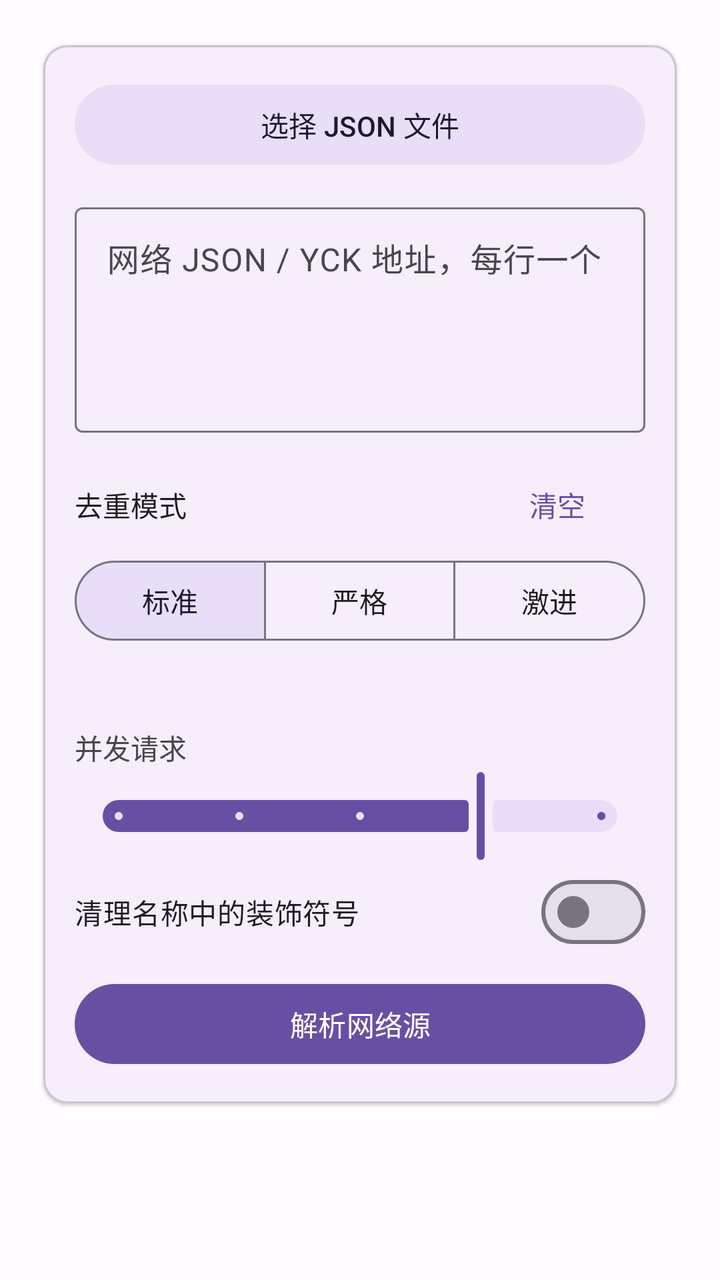
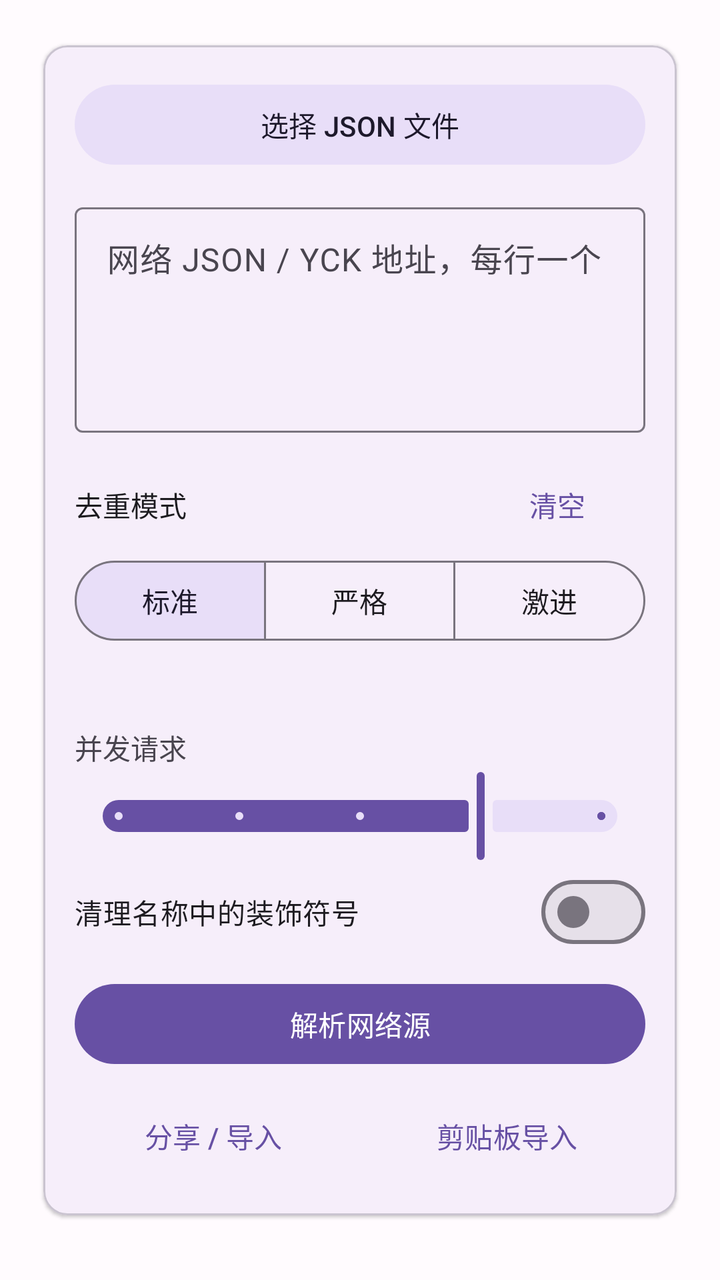

Screens rendered from an Android XML layout before and after an edit, with the pre-edit source and the edit as a unified diff.
<!-- AndroidManifest.xml: application theme Theme.YueduDedupe -->
<!-- res/layout/page_dedupe.xml -->
<?xml version="1.0" encoding="utf-8"?>
<androidx.core.widget.NestedScrollView xmlns:android="http://schemas.android.com/apk/res/android"
    xmlns:app="http://schemas.android.com/apk/res-auto"
    android:layout_width="match_parent"
    android:layout_height="match_parent"
    android:fillViewport="true">

    <LinearLayout
        android:layout_width="match_parent"
        android:layout_height="wrap_content"
        android:orientation="vertical"
        android:padding="16dp">

        <com.google.android.material.card.MaterialCardView
            android:layout_width="match_parent"
            android:layout_height="wrap_content"
            app:cardElevation="1dp"
            app:cardUseCompatPadding="true">

            <LinearLayout
                android:layout_width="match_parent"
                android:layout_height="wrap_content"
                android:orientation="vertical"
                android:padding="16dp">

                <com.google.android.material.button.MaterialButton
                    android:id="@+id/btnChooseJson"
                    style="@style/Widget.Material3.Button.TonalButton"
                    android:layout_width="match_parent"
                    android:layout_height="wrap_content"
                    android:text="@string/choose_json" />

                <TextView
                    android:id="@+id/tvLocalStatus"
                    android:layout_width="match_parent"
                    android:layout_height="wrap_content"
                    android:layout_marginTop="8dp"
                    android:textColor="@color/md_theme_success"
                    android:visibility="gone" />

                <com.google.android.material.button.MaterialButton
                    android:id="@+id/btnUrlHistory"
                    style="@style/Widget.Material3.Button.TextButton"
                    android:layout_width="wrap_content"
                    android:layout_height="wrap_content"
                    android:layout_gravity="end"
                    android:layout_marginTop="4dp"
                    android:text="历史地址"
                    android:visibility="gone" />

                <com.google.android.material.textfield.TextInputLayout
                    android:layout_width="match_parent"
                    android:layout_height="wrap_content"
                    android:layout_marginTop="12dp"
                    android:hint="网络 JSON / YCK 地址，每行一个">

                    <com.google.android.material.textfield.TextInputEditText
                        android:id="@+id/etUrls"
                        android:layout_width="match_parent"
                        android:layout_height="wrap_content"
                        android:gravity="top"
                        android:minLines="4"
                        android:inputType="textMultiLine" />
                </com.google.android.material.textfield.TextInputLayout>

                <LinearLayout
                    android:layout_width="match_parent"
                    android:layout_height="wrap_content"
                    android:layout_marginTop="12dp"
                    android:gravity="center_vertical"
                    android:orientation="horizontal">

                    <TextView
                        android:layout_width="0dp"
                        android:layout_height="wrap_content"
                        android:layout_weight="1"
                        android:text="去重模式"
                        android:textColor="@color/md_theme_on_surface" />

                    <com.google.android.material.button.MaterialButton
                        android:id="@+id/btnClear"
                        style="@style/Widget.Material3.Button.TextButton"
                        android:layout_width="wrap_content"
                        android:layout_height="wrap_content"
                        android:text="@string/clear_all" />
                </LinearLayout>

                <com.google.android.material.button.MaterialButtonToggleGroup
                    android:id="@+id/modeGroup"
                    android:layout_width="match_parent"
                    android:layout_height="wrap_content"
                    app:checkedButton="@+id/modeStandard"
                    app:selectionRequired="true"
                    app:singleSelection="true">

                    <com.google.android.material.button.MaterialButton
                        android:id="@+id/modeStandard"
                        style="@style/Widget.Material3.Button.OutlinedButton"
                        android:layout_width="0dp"
                        android:layout_height="wrap_content"
                        android:layout_weight="1"
                        android:text="标准" />

                    <com.google.android.material.button.MaterialButton
                        android:id="@+id/modeStrict"
                        style="@style/Widget.Material3.Button.OutlinedButton"
                        android:layout_width="0dp"
                        android:layout_height="wrap_content"
                        android:layout_weight="1"
                        android:text="严格" />

                    <com.google.android.material.button.MaterialButton
                        android:id="@+id/modeAggressive"
                        style="@style/Widget.Material3.Button.OutlinedButton"
                        android:layout_width="0dp"
                        android:layout_height="wrap_content"
                        android:layout_weight="1"
                        android:text="激进" />
                </com.google.android.material.button.MaterialButtonToggleGroup>

                <TextView
                    android:id="@+id/tvModeDesc"
                    android:layout_width="match_parent"
                    android:layout_height="wrap_content"
                    android:layout_marginTop="8dp"
                    android:textColor="@color/md_theme_outline" />

                <TextView
                    android:layout_width="match_parent"
                    android:layout_height="wrap_content"
                    android:layout_marginTop="12dp"
                    android:text="并发请求" />

                <com.google.android.material.slider.Slider
                    android:id="@+id/sliderConcurrency"
                    android:layout_width="match_parent"
                    android:layout_height="wrap_content"
                    android:valueFrom="1"
                    android:valueTo="5"
                    android:stepSize="1"
                    android:value="4" />

                <com.google.android.material.materialswitch.MaterialSwitch
                    android:id="@+id/switchCleanNames"
                    android:layout_width="match_parent"
                    android:layout_height="wrap_content"
                    android:text="清理名称中的装饰符号" />

                <com.google.android.material.button.MaterialButton
                    android:id="@+id/btnParse"
                    android:layout_width="match_parent"
                    android:layout_height="wrap_content"
                    android:layout_marginTop="8dp"
                    android:text="@string/parse_network" />
            </LinearLayout>
        </com.google.android.material.card.MaterialCardView>

        <com.google.android.material.card.MaterialCardView
            android:id="@+id/cardRunning"
            android:layout_width="match_parent"
            android:layout_height="wrap_content"
            android:visibility="gone"
            app:cardUseCompatPadding="true">

            <LinearLayout
                android:layout_width="match_parent"
                android:layout_height="wrap_content"
                android:orientation="vertical"
                android:padding="16dp">

                <TextView
                    android:id="@+id/tvProgress"
                    android:layout_width="match_parent"
                    android:layout_height="wrap_content"
                    android:text="等待开始" />

                <com.google.android.material.progressindicator.LinearProgressIndicator
                    android:id="@+id/progressBar"
                    android:layout_width="match_parent"
                    android:layout_height="wrap_content"
                    android:layout_marginTop="8dp"
                    android:indeterminate="false"
                    app:trackThickness="6dp" />

                <TextView
                    android:id="@+id/tvStatus"
                    android:layout_width="match_parent"
                    android:layout_height="wrap_content"
                    android:layout_marginTop="8dp"
                    android:textColor="@color/md_theme_outline" />

                <com.google.android.material.button.MaterialButton
                    android:id="@+id/btnStop"
                    style="@style/Widget.Material3.Button.OutlinedButton"
                    android:layout_width="match_parent"
                    android:layout_height="wrap_content"
                    android:layout_marginTop="8dp"
                    android:text="停止" />
            </LinearLayout>
        </com.google.android.material.card.MaterialCardView>

        <com.google.android.material.card.MaterialCardView
            android:id="@+id/cardResult"
            android:layout_width="match_parent"
            android:layout_height="wrap_content"
            android:visibility="gone"
            app:cardUseCompatPadding="true">

            <LinearLayout
                android:layout_width="match_parent"
                android:layout_height="wrap_content"
                android:orientation="vertical"
                android:padding="16dp">

                <TextView
                    android:id="@+id/tvStats"
                    android:layout_width="match_parent"
                    android:layout_height="wrap_content"
                    android:fontFamily="sans-serif-medium"
                    android:textColor="@color/ledger_ink"
                    android:textSize="16sp" />

                <LinearLayout
                    android:id="@+id/rowDedupeTiles"
                    android:layout_width="match_parent"
                    android:layout_height="wrap_content"
                    android:layout_marginTop="10dp"
                    android:orientation="horizontal">

                    <include
                        android:id="@+id/tileOriginal"
                        layout="@layout/item_stat_tile"
                        android:layout_width="0dp"
                        android:layout_height="wrap_content"
                        android:layout_margin="4dp"
                        android:layout_weight="1" />

                    <include
                        android:id="@+id/tileDup"
                        layout="@layout/item_stat_tile"
                        android:layout_width="0dp"
                        android:layout_height="wrap_content"
                        android:layout_margin="4dp"
                        android:layout_weight="1" />

                    <include
                        android:id="@+id/tileKept"
                        layout="@layout/item_stat_tile"
                        android:layout_width="0dp"
                        android:layout_height="wrap_content"
                        android:layout_margin="4dp"
                        android:layout_weight="1" />

                    <include
                        android:id="@+id/tileBad"
                        layout="@layout/item_stat_tile"
                        android:layout_width="0dp"
                        android:layout_height="wrap_content"
                        android:layout_margin="4dp"
                        android:layout_weight="1" />
                </LinearLayout>

                <TextView
                    android:id="@+id/tvCheckStats"
                    android:layout_width="match_parent"
                    android:layout_height="wrap_content"
                    android:layout_marginTop="12dp"
                    android:fontFamily="sans-serif-medium"
                    android:text="@string/check_result_title"
                    android:textColor="@color/ledger_ink"
                    android:textSize="13sp"
                    android:visibility="gone" />

                <com.google.android.material.textfield.TextInputLayout
                    android:id="@+id/tilCheckSearch"
                    style="@style/Widget.Material3.TextInputLayout.FilledBox"
                    android:layout_width="match_parent"
                    android:layout_height="wrap_content"
                    android:layout_marginTop="8dp"
                    android:hint="搜索名称或URL"
                    android:visibility="gone"
                    app:boxBackgroundMode="filled"
                    app:endIconMode="clear_text">

                    <com.google.android.material.textfield.TextInputEditText
                        android:id="@+id/etCheckSearch"
                        android:layout_width="match_parent"
                        android:layout_height="wrap_content"
                        android:importantForAutofill="no"
                        android:inputType="text"
                        android:maxLines="1" />
                </com.google.android.material.textfield.TextInputLayout>

                <LinearLayout
                    android:id="@+id/rowCheckTiles"
                    android:layout_width="match_parent"
                    android:layout_height="wrap_content"
                    android:layout_marginTop="4dp"
                    android:orientation="horizontal"
                    android:visibility="gone">

                    <include
                        android:id="@+id/tileOk"
                        layout="@layout/item_stat_tile"
                        android:layout_width="0dp"
                        android:layout_height="wrap_content"
                        android:layout_margin="4dp"
                        android:layout_weight="1" />

                    <include
                        android:id="@+id/tileFail"
                        layout="@layout/item_stat_tile"
                        android:layout_width="0dp"
                        android:layout_height="wrap_content"
                        android:layout_margin="4dp"
                        android:layout_weight="1" />

                    <include
                        android:id="@+id/tileTimeout"
                        layout="@layout/item_stat_tile"
                        android:layout_width="0dp"
                        android:layout_height="wrap_content"
                        android:layout_margin="4dp"
                        android:layout_weight="1" />
                </LinearLayout>

                <TextView
                    android:id="@+id/tvFailReasons"
                    android:layout_width="match_parent"
                    android:layout_height="wrap_content"
                    android:layout_marginTop="8dp"
                    android:textColor="@color/md_theme_error"
                    android:textSize="13sp"
                    android:visibility="gone" />

                <com.google.android.material.button.MaterialButton
                    android:id="@+id/btnCheckDetail"
                    style="@style/Widget.Material3.Button.TextButton"
                    android:layout_width="match_parent"
                    android:layout_height="wrap_content"
                    android:layout_marginTop="4dp"
                    android:text="校验明细"
                    android:visibility="gone" />

                <LinearLayout
                    android:id="@+id/boxKindExport"
                    android:layout_width="match_parent"
                    android:layout_height="wrap_content"
                    android:layout_marginTop="8dp"
                    android:orientation="vertical"
                    android:visibility="gone">

                    <TextView
                        android:layout_width="match_parent"
                        android:layout_height="wrap_content"
                        android:layout_marginTop="8dp"
                        android:fontFamily="sans-serif-medium"
                        android:text="@string/export_kinds"
                        android:textColor="@color/ledger_ink"
                        android:textSize="13sp" />

                    <include
                        android:id="@+id/rowKindNovel"
                        layout="@layout/item_kind_export" />

                    <include
                        android:id="@+id/rowKindComic"
                        layout="@layout/item_kind_export" />

                    <include
                        android:id="@+id/rowKindVideo"
                        layout="@layout/item_kind_export" />

                    <include
                        android:id="@+id/rowKindAudio"
                        layout="@layout/item_kind_export" />

                    <include
                        android:id="@+id/rowKindFile"
                        layout="@layout/item_kind_export" />

                    <TextView
                        android:id="@+id/tvExportPreview"
                        android:layout_width="match_parent"
                        android:layout_height="wrap_content"
                        android:layout_marginTop="10dp"
                        android:textColor="@color/ledger_muted"
                        android:textSize="13sp" />
                </LinearLayout>

                <com.google.android.material.button.MaterialButton
                    android:id="@+id/btnCheck"
                    style="@style/Widget.Material3.Button.TonalButton"
                    android:layout_width="match_parent"
                    android:layout_height="wrap_content"
                    android:layout_marginTop="12dp"
                    android:text="@string/check_source" />

                <com.google.android.material.materialswitch.MaterialSwitch
                    android:id="@+id/switchOnlyUsable"
                    android:layout_width="match_parent"
                    android:layout_height="wrap_content"
                    android:layout_marginTop="8dp"
                    android:text="@string/only_usable"
                    android:visibility="gone" />

                <com.google.android.material.button.MaterialButton
                    android:id="@+id/btnImport"
                    android:layout_width="match_parent"
                    android:layout_height="wrap_content"
                    android:layout_marginTop="8dp"
                    android:text="@string/import_reader" />

                <com.google.android.material.button.MaterialButton
                    android:id="@+id/btnSave"
                    style="@style/Widget.Material3.Button.OutlinedButton"
                    android:layout_width="match_parent"
                    android:layout_height="wrap_content"
                    android:layout_marginTop="8dp"
                    android:text="@string/save_json" />

                <TextView
                    android:layout_width="match_parent"
                    android:layout_height="wrap_content"
                    android:layout_marginTop="12dp"
                    android:fontFamily="sans-serif-medium"
                    android:text="分类导出"
                    android:textColor="@color/ledger_ink"
                    android:textSize="13sp"
                    android:visibility="gone" />

                <LinearLayout
                    android:id="@+id/rowExportCat"
                    android:layout_width="match_parent"
                    android:layout_height="wrap_content"
                    android:layout_marginTop="6dp"
                    android:orientation="horizontal"
                    android:visibility="gone">

                    <com.google.android.material.button.MaterialButton
                        android:id="@+id/btnExportOk"
                        style="@style/Widget.Material3.Button.TonalButton"
                        android:layout_width="0dp"
                        android:layout_height="wrap_content"
                        android:layout_weight="1"
                        android:layout_marginEnd="4dp"
                        android:text="可用" />

                    <com.google.android.material.button.MaterialButton
                        android:id="@+id/btnExportBad"
                        style="@style/Widget.Material3.Button.TonalButton"
                        android:layout_width="0dp"
                        android:layout_height="wrap_content"
                        android:layout_weight="1"
                        android:layout_marginStart="2dp"
                        android:layout_marginEnd="2dp"
                        android:text="不可用" />

                    <com.google.android.material.button.MaterialButton
                        android:id="@+id/btnExportSkip"
                        style="@style/Widget.Material3.Button.TonalButton"
                        android:layout_width="0dp"
                        android:layout_height="wrap_content"
                        android:layout_weight="1"
                        android:layout_marginStart="4dp"
                        android:text="非HTTP" />
                </LinearLayout>

                <com.google.android.material.button.MaterialButton
                    android:id="@+id/btnExportCsv"
                    style="@style/Widget.Material3.Button.TextButton"
                    android:layout_width="match_parent"
                    android:layout_height="wrap_content"
                    android:layout_marginTop="4dp"
                    android:text="导出 CSV（可在电脑打开）"
                    android:visibility="gone" />

                <com.google.android.material.button.MaterialButton
                    android:id="@+id/btnMergeDomain"
                    style="@style/Widget.Material3.Button.TextButton"
                    android:layout_width="match_parent"
                    android:layout_height="wrap_content"
                    android:layout_marginTop="4dp"
                    android:text="合并同域校验结果"
                    android:visibility="gone" />
            </LinearLayout>
        </com.google.android.material.card.MaterialCardView>
    </LinearLayout>
</androidx.core.widget.NestedScrollView>
<!-- res/layout/item_stat_tile.xml (included above) -->
<?xml version="1.0" encoding="utf-8"?>
<com.google.android.material.card.MaterialCardView xmlns:android="http://schemas.android.com/apk/res/android"
    xmlns:app="http://schemas.android.com/apk/res-auto"
    android:layout_width="0dp"
    android:layout_height="wrap_content"
    android:layout_margin="4dp"
    android:layout_weight="1"
    app:cardBackgroundColor="@color/ledger_paper"
    app:cardCornerRadius="12dp"
    app:cardElevation="0dp"
    app:strokeColor="@color/ledger_rule"
    app:strokeWidth="1dp">

    <LinearLayout
        android:layout_width="match_parent"
        android:layout_height="wrap_content"
        android:gravity="center"
        android:orientation="vertical"
        android:paddingTop="10dp"
        android:paddingBottom="10dp">

        <TextView
            android:id="@+id/tvStatValue"
            android:layout_width="wrap_content"
            android:layout_height="wrap_content"
            android:fontFamily="sans-serif-medium"
            android:text="0"
            android:textColor="@color/ledger_ink"
            android:textSize="20sp" />

        <TextView
            android:id="@+id/tvStatLabel"
            android:layout_width="wrap_content"
            android:layout_height="wrap_content"
            android:layout_marginTop="2dp"
            android:textColor="@color/ledger_muted"
            android:textSize="11sp" />
    </LinearLayout>
</com.google.android.material.card.MaterialCardView>
<!-- res/layout/item_kind_export.xml (included above) -->
<?xml version="1.0" encoding="utf-8"?>
<com.google.android.material.card.MaterialCardView xmlns:android="http://schemas.android.com/apk/res/android"
    xmlns:app="http://schemas.android.com/apk/res-auto"
    android:layout_width="match_parent"
    android:layout_height="wrap_content"
    android:layout_marginTop="8dp"
    app:cardBackgroundColor="@color/ledger_paper"
    app:cardCornerRadius="14dp"
    app:cardElevation="0dp"
    app:strokeColor="@color/ledger_rule"
    app:strokeWidth="1dp">

    <LinearLayout
        android:layout_width="match_parent"
        android:layout_height="wrap_content"
        android:gravity="center_vertical"
        android:orientation="horizontal"
        android:paddingEnd="8dp">

        <View
            android:id="@+id/kindRail"
            android:layout_width="5dp"
            android:layout_height="match_parent"
            android:minHeight="64dp"
            android:background="@color/md_theme_primary" />

        <LinearLayout
            android:layout_width="0dp"
            android:layout_height="wrap_content"
            android:layout_weight="1"
            android:orientation="vertical"
            android:paddingStart="12dp"
            android:paddingTop="10dp"
            android:paddingEnd="8dp"
            android:paddingBottom="10dp">

            <TextView
                android:id="@+id/tvKindTitle"
                android:layout_width="match_parent"
                android:layout_height="wrap_content"
                android:fontFamily="sans-serif-medium"
                android:textColor="@color/ledger_ink"
                android:textSize="15sp" />

            <TextView
                android:id="@+id/tvKindDetail"
                android:layout_width="match_parent"
                android:layout_height="wrap_content"
                android:layout_marginTop="2dp"
                android:textColor="@color/ledger_muted"
                android:textSize="12sp" />

            <com.google.android.material.progressindicator.LinearProgressIndicator
                android:id="@+id/barKind"
                android:layout_width="match_parent"
                android:layout_height="wrap_content"
                android:layout_marginTop="8dp"
                android:max="100"
                android:progress="0"
                app:indicatorColor="@color/md_theme_primary"
                app:trackColor="@color/md_theme_surface_variant"
                app:trackThickness="5dp"
                app:trackCornerRadius="3dp" />
        </LinearLayout>

        <com.google.android.material.materialswitch.MaterialSwitch
            android:id="@+id/switchKind"
            android:layout_width="wrap_content"
            android:layout_height="wrap_content"
            android:checked="true"
            android:minWidth="48dp"
            android:minHeight="48dp" />
    </LinearLayout>
</com.google.android.material.card.MaterialCardView>
<!-- resources referenced by this layout -->
<resources>
  <color name="ledger_ink">#1C1B1F</color>
  <color name="ledger_muted">#79747E</color>
  <color name="ledger_paper">#EADDFF</color>
  <color name="ledger_rule">#E7E0EC</color>
  <color name="md_theme_error">#B3261E</color>
  <color name="md_theme_on_surface">#1C1B1F</color>
  <color name="md_theme_outline">#79747E</color>
  <color name="md_theme_primary">#6750A4</color>
  <color name="md_theme_success">#2E7D32</color>
  <color name="md_theme_surface_variant">#E7E0EC</color>
  <string name="check_result_title">校验结果</string>
  <string name="check_source">校验源是否可用</string>
  <string name="choose_json">选择 JSON 文件</string>
  <string name="clear_all">清空</string>
  <string name="export_kinds">导入 / 保存范围</string>
  <string name="import_reader">导入到阅读</string>
  <string name="only_usable">仅导出可用源</string>
  <string name="parse_network">解析网络源</string>
  <string name="save_json">保存 JSON</string>
  <style name="Theme.YueduDedupe" parent="Theme.Material3.DayNight.NoActionBar">
          <item name="colorPrimary">@color/md_theme_primary</item>
          <item name="colorOnPrimary">@color/md_theme_on_primary</item>
          <item name="colorPrimaryContainer">@color/md_theme_primary_container</item>
          <item name="colorSecondary">@color/md_theme_secondary</item>
          <item name="android:statusBarColor">@color/md_theme_surface</item>
          <item name="android:navigationBarColor">@color/md_theme_surface</item>
          <item name="android:windowLightStatusBar">true</item>
          <item name="android:windowBackground">@color/md_theme_background</item>
      </style>
  <color name="md_theme_on_primary">#FFFFFF</color>
  <color name="md_theme_primary_container">#EADDFF</color>
  <color name="md_theme_secondary">#625B71</color>
  <color name="md_theme_surface">#FFFBFE</color>
  <color name="md_theme_background">#FFFBFE</color>
</resources>

<!-- the commit's change to res/layout/page_dedupe.xml (unified diff, before → after) -->
@@ -152,6 +152,32 @@
                     android:layout_height="wrap_content"
                     android:layout_marginTop="8dp"
                     android:text="@string/parse_network" />
+
+                <LinearLayout
+                    android:id="@+id/rowShareImport"
+                    android:layout_width="match_parent"
+                    android:layout_height="wrap_content"
+                    android:layout_marginTop="8dp"
+                    android:orientation="horizontal">
+
+                    <com.google.android.material.button.MaterialButton
+                        android:id="@+id/btnShare"
+                        style="@style/Widget.Material3.Button.TextButton"
+                        android:layout_width="0dp"
+                        android:layout_height="wrap_content"
+                        android:layout_weight="1"
+                        android:layout_marginEnd="4dp"
+                        android:text="分享 / 导入" />
+
+                    <com.google.android.material.button.MaterialButton
+                        android:id="@+id/btnPasteImport"
+                        style="@style/Widget.Material3.Button.TextButton"
+                        android:layout_width="0dp"
+                        android:layout_height="wrap_content"
+                        android:layout_weight="1"
+                        android:layout_marginStart="4dp"
+                        android:text="剪贴板导入" />
+                </LinearLayout>
             </LinearLayout>
         </com.google.android.material.card.MaterialCardView>
 
@@ -419,69 +445,13 @@
                     android:layout_marginTop="8dp"
                     android:text="@string/save_json" />
 
-                <TextView
-                    android:layout_width="match_parent"
-                    android:layout_height="wrap_content"
-                    android:layout_marginTop="12dp"
-                    android:fontFamily="sans-serif-medium"
-                    android:text="分类导出"
-                    android:textColor="@color/ledger_ink"
-                    android:textSize="13sp"
-                    android:visibility="gone" />
-
-                <LinearLayout
-                    android:id="@+id/rowExportCat"
-                    android:layout_width="match_parent"
-                    android:layout_height="wrap_content"
-                    android:layout_marginTop="6dp"
-                    android:orientation="horizontal"
-                    android:visibility="gone">
-
-                    <com.google.android.material.button.MaterialButton
-                        android:id="@+id/btnExportOk"
-                        style="@style/Widget.Material3.Button.TonalButton"
-                        android:layout_width="0dp"
-                        android:layout_height="wrap_content"
-                        android:layout_weight="1"
-                        android:layout_marginEnd="4dp"
-                        android:text="可用" />
-
-                    <com.google.android.material.button.MaterialButton
-                        android:id="@+id/btnExportBad"
-                        style="@style/Widget.Material3.Button.TonalButton"
-                        android:layout_width="0dp"
-                        android:layout_height="wrap_content"
-                        android:layout_weight="1"
-                        android:layout_marginStart="2dp"
-                        android:layout_marginEnd="2dp"
-                        android:text="不可用" />
-
-                    <com.google.android.material.button.MaterialButton
-                        android:id="@+id/btnExportSkip"
-                        style="@style/Widget.Material3.Button.TonalButton"
-                        android:layout_width="0dp"
-                        android:layout_height="wrap_content"
-                        android:layout_weight="1"
-                        android:layout_marginStart="4dp"
-                        android:text="非HTTP" />
-                </LinearLayout>
-
-                <com.google.android.material.button.MaterialButton
-                    android:id="@+id/btnExportCsv"
-                    style="@style/Widget.Material3.Button.TextButton"
-                    android:layout_width="match_parent"
-                    android:layout_height="wrap_content"
-                    android:layout_marginTop="4dp"
-                    android:text="导出 CSV（可在电脑打开）"
-                    android:visibility="gone" />
-
-                <com.google.android.material.button.MaterialButton
-                    android:id="@+id/btnMergeDomain"
-                    style="@style/Widget.Material3.Button.TextButton"
-                    android:layout_width="match_parent"
-                    android:layout_height="wrap_content"
-                    android:layout_marginTop="4dp"
-                    android:text="合并同域校验结果"
+                <com.google.android.material.button.MaterialButton
+                    android:id="@+id/btnExport"
+                    style="@style/Widget.Material3.Button.TonalButton"
+                    android:layout_width="match_parent"
+                    android:layout_height="wrap_content"
+                    android:layout_marginTop="8dp"
+                    android:text="导出 ▼"
                     android:visibility="gone" />
             </LinearLayout>
         </com.google.android.material.card.MaterialCardView>
